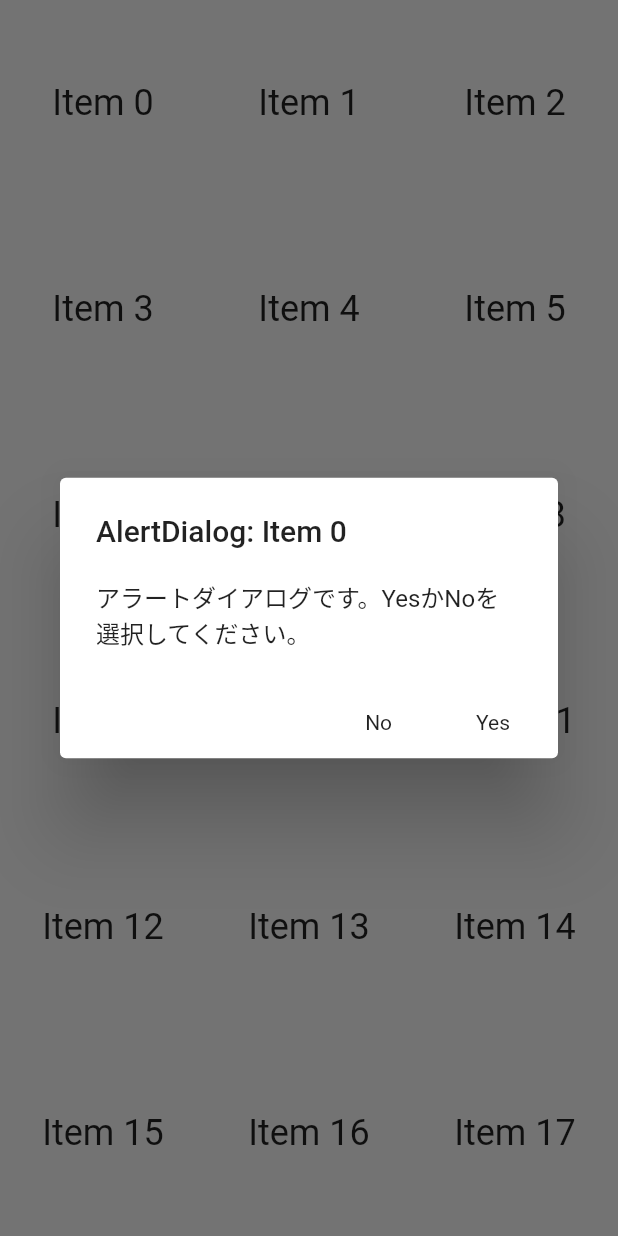
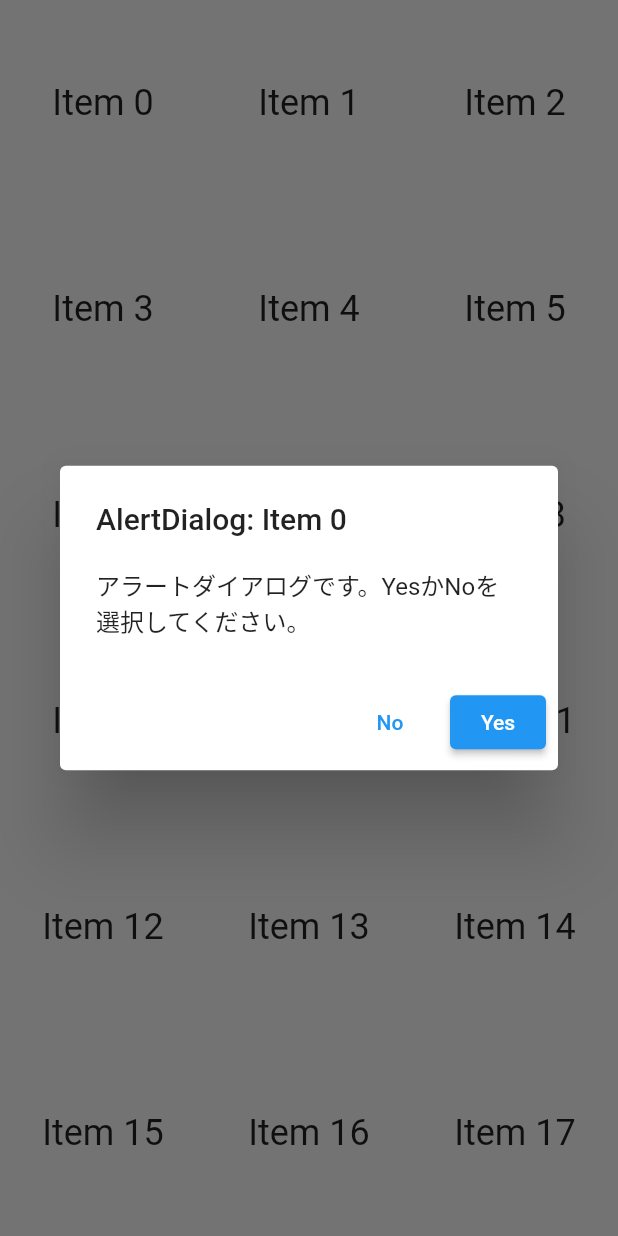
Before and after one commit to MakotoUwaya/first_flutter, a Flutter app: the FavoriteScreen screen opened directly, after a tap on an icon or button, on a phone screen of 412 x 824 dp. Run offline on Flutter 3.47's test engine with Material 2 defaults, Android fonts, the phone set to English and light mode, and no system bars; our stand-ins replace firebase_core; accounts and stored records are empty.

Commit message:
💄 Update style for dialog action button

```diff
--- a/lib/src/screens/favorite.dart
+++ b/lib/src/screens/favorite.dart
@@ -15,15 +15,6 @@ class _FavoriteScreenState extends State<FavoriteScreen> {
   String _value = '';
   void _setValue(String value) => setState(() => _value = value);
 
-  createDialogOption(BuildContext context, Answers answer, String str) {
-    return new SimpleDialogOption(
-      child: new Text(str),
-      onPressed: () {
-        Navigator.pop(context, answer);
-      },
-    );
-  }
-
   void openDialog(BuildContext context, int index) {
     showDialog<Answers>(
       context: context,
@@ -31,8 +22,18 @@ class _FavoriteScreenState extends State<FavoriteScreen> {
         title: Text('AlertDialog: Item $index'),
         content: const Text('アラートダイアログです。YesかNoを選択してください。'),
         actions: <Widget>[
-          createDialogOption(context, Answers.NO, 'No'),
-          createDialogOption(context, Answers.YES, 'Yes'),
+          TextButton(
+            child: const Text('No'),
+            onPressed: () {
+              Navigator.pop(context, Answers.NO);
+            },
+          ),
+          ElevatedButton(
+            child: const Text('Yes'),
+            onPressed: () {
+              Navigator.pop(context, Answers.YES);
+            },
+          )
         ],
       ),
     ).then((value) {
```
